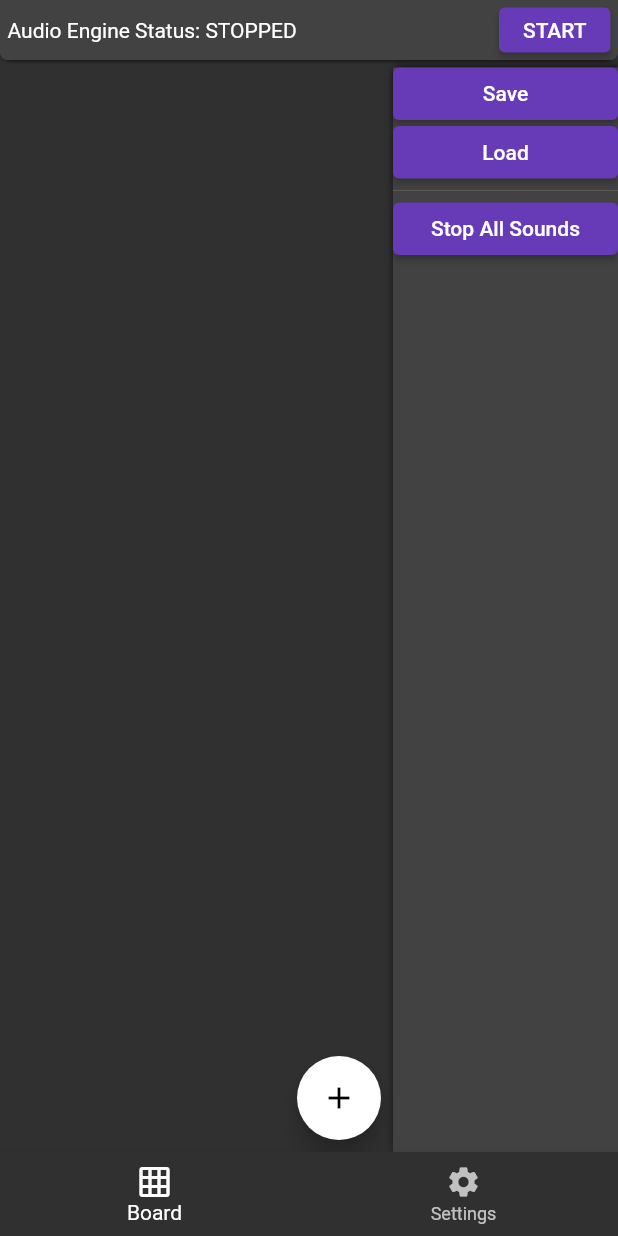
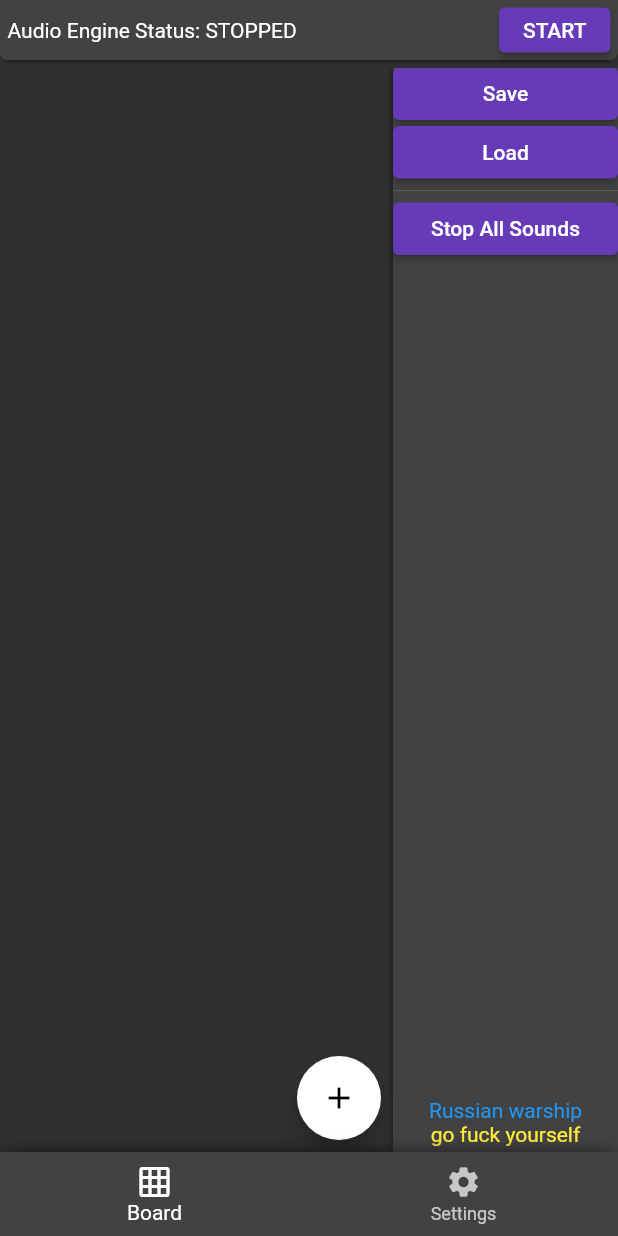
Before and after one commit to Metal-666/ASIOSoundboard, a Flutter app: the screen it shows after launch, on a phone screen of 412 x 824 dp. Run offline on Flutter 3.47's test engine with Material 2 defaults, Android fonts, the phone set to English and light mode, and no system bars; our stand-ins replace bloc, flutter_bloc; network calls fail.

Commit message:
A few visual changes

```diff
--- a/ASIOSoundboard/flutter-ui/lib/main.dart
+++ b/ASIOSoundboard/flutter-ui/lib/main.dart
@@ -29,14 +29,16 @@ void main() => runApp(
           create: (context) => _clientRepository,
           child: BlocProvider<RootBloc>.value(
             value: _rootBloc,
-            child: const Root(),
+            child: Root(),
           ),
         ),
       ),
     );
 
 class Root extends StatelessWidget {
-  const Root({Key? key}) : super(key: key);
+  final PageController pageController = PageController();
+
+  Root({Key? key}) : super(key: key);
 
   @override
   Widget build(BuildContext context) => Scaffold(
@@ -60,7 +62,11 @@ class Root extends StatelessWidget {
           borderRadius: const BorderRadius.only(
               bottomLeft: Radius.circular(5), bottomRight: Radius.circular(5)),
           boxShadow: const <BoxShadow>[
-            BoxShadow(offset: Offset(0, 2), blurRadius: 2, spreadRadius: -2)
+            BoxShadow(
+              offset: Offset(0, 2),
+              blurRadius: 2,
+              spreadRadius: -2,
+            )
           ],
         ),
         height: 40,
@@ -81,7 +87,7 @@ class Root extends StatelessWidget {
       );
 
   /// The main panel of the app. Displays a page depending on the current navigation state.
-  Widget _body() => BlocConsumer<RootBloc, RootState>(
+  Widget _body() => BlocListener<RootBloc, RootState>(
         listener: (context, state) {
           if (state.error != null) {
             showModalBottomSheet(
@@ -106,38 +112,43 @@ class Root extends StatelessWidget {
                   ],
                 ),
               ),
-            ).whenComplete(
-              () => context.read<RootBloc>().add(AudioEngineErrorDismissed()),
-            );
+            ).whenComplete(() =>
+                context.read<RootBloc>().add(AudioEngineErrorDismissed()));
           }
+
+          pageController.animateToPage(state.viewIndex,
+              duration: const Duration(milliseconds: 600),
+              curve: Curves.easeOutQuint);
         },
-        builder: (context, state) {
-          switch (state.viewIndex) {
-            case 0:
-              {
-                return BlocProvider<BoardBloc>.value(
+        child: PageView(
+          controller: pageController,
+          children: <Widget>[
+            BlocProvider<BoardBloc>.value(
               value: _boardBloc,
               child: BoardView(),
-                );
-              }
-            case 1:
-              {
-                return BlocProvider<SettingsBloc>.value(
+            ),
+            BlocProvider<SettingsBloc>.value(
               value: _settingsBloc,
               child: SettingsView(),
-                );
-              }
-            default:
-              {
-                return const Center();
-              }
-          }
-        },
+            ),
+          ],
+        ),
       );
 
   /// A bar at the bottom of the app window. Has buttons that switch the content of the [_body()] panel.
   Widget _bottomNavigationBar() => BlocBuilder<RootBloc, RootState>(
-        builder: (context, state) => BottomNavigationBar(
+        builder: (context, state) => Container(
+          decoration: const BoxDecoration(
+            boxShadow: <BoxShadow>[
+              BoxShadow(
+                offset: Offset(0, -1),
+                blurRadius: 10,
+                spreadRadius: -4,
+              )
+            ],
+          ),
+          child: BottomNavigationBar(
+            backgroundColor: Theme.of(context).cardColor,
             items: const <BottomNavigationBarItem>[
               BottomNavigationBarItem(
                 icon: Icon(Icons.grid_on),
@@ -152,5 +163,6 @@ class Root extends StatelessWidget {
                 context.read<RootBloc>().add(ViewChanged(index)),
             currentIndex: state.viewIndex,
           ),
+        ),
       );
 }
--- a/ASIOSoundboard/flutter-ui/lib/views/board.dart
+++ b/ASIOSoundboard/flutter-ui/lib/views/board.dart
@@ -219,7 +219,20 @@ class BoardView extends StatelessWidget {
           _sideButton(
             text: 'Stop All Sounds',
             onPressed: () => context.read<BoardBloc>().add(StopAllSound()),
-          )
+          ),
+          const Expanded(child: SizedBox.shrink()),
+          // Glory to Ukraine :)
+          const Text(
+            'Russian warship',
+            style: TextStyle(color: Colors.blue),
+            textAlign: TextAlign.center,
+          ),
+          const Text(
+            'go fuck yourself',
+            style: TextStyle(color: Colors.yellow),
+            textAlign: TextAlign.center,
+          ),
+          _separator(),
         ],
       ),
     );
--- a/ASIOSoundboard/flutter-ui/lib/views/settings.dart
+++ b/ASIOSoundboard/flutter-ui/lib/views/settings.dart
@@ -50,7 +50,11 @@ class SettingsView extends StatelessWidget {
             children: <Widget>[
               Align(
                 alignment: Alignment.centerLeft,
-                child: Text(header),
+                child: Builder(
+                    builder: (context) => Text(
+                          header,
+                          style: Theme.of(context).textTheme.headlineSmall,
+                        )),
               ),
               Card(
                 elevation: 3,
```
Lines whose indentation alone changed are shown as unchanged.
